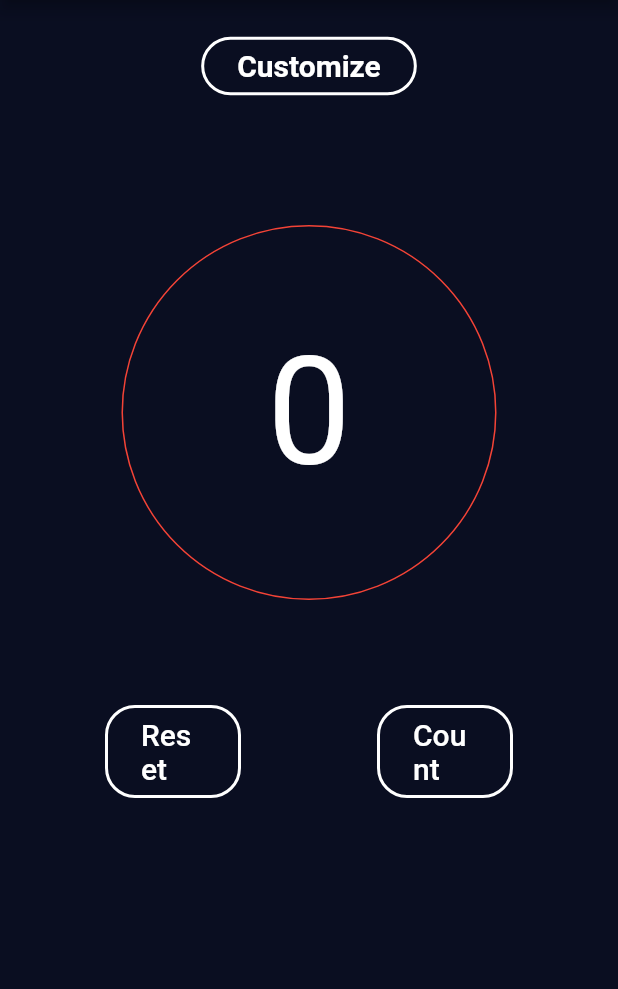
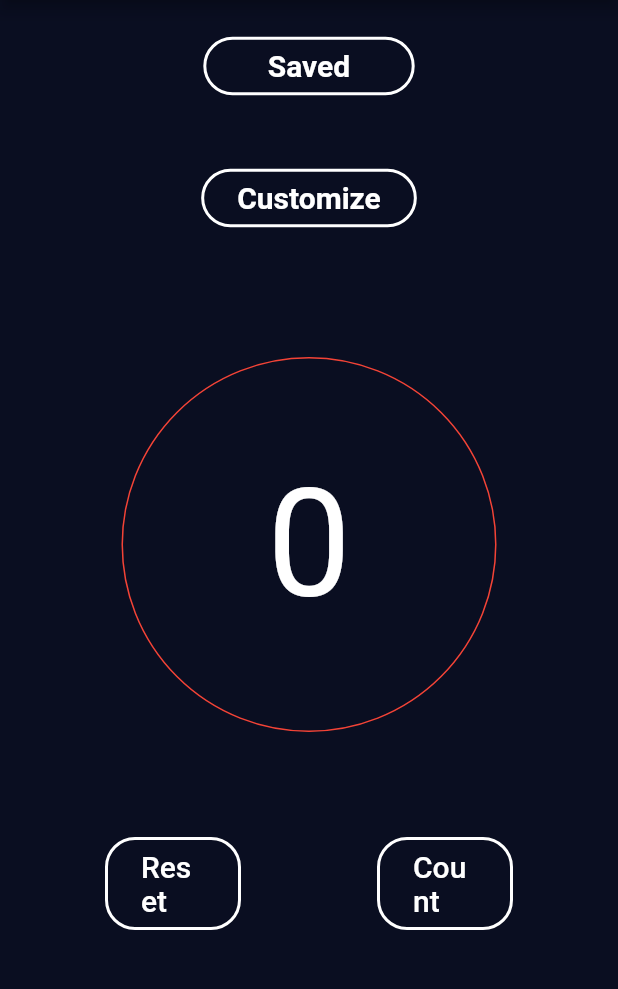
Before and after one commit to hamzarehmandeveloper/Personal_Projects, a Flutter app: the screen it shows after launch, after a tap on "Reset", on a phone screen of 412 x 824 dp, the part 84-1073 px from its top. Run offline on Flutter 3.47's test engine with Material 2 defaults, Android fonts, the phone set to English and light mode, and no system bars; our stand-ins replace assets_audio_player, font_awesome_flutter, rflutter_alert, shared_preferences.

Commit message:
saved page navigation done

```diff
--- a/tasbeehapp/lib/main.dart
+++ b/tasbeehapp/lib/main.dart
@@ -1,5 +1,6 @@
 import 'package:flutter/material.dart';
 import 'package:tasbeehapp/sharedPref.dart';
+import 'package:tasbeehapp/Saved.dart';
 
 void main() {
   runApp(Tasbeeh());
@@ -50,6 +51,12 @@ class _mainpageState extends State<mainpage> {
     setState(() {
       _count = 0;
     });
+    int i = tnameclass.indexWhere((element) => element.name == Tname);
+    tnameclass[i].count = _count;
+    tnameclass.forEach((element) {
+      print(element.name +' = '+ element.count.toString());
+    });
+    sharedPref.save('tName', tnameclass);
   }
 
   getSavedT() async {
@@ -109,6 +116,34 @@ class _mainpageState extends State<mainpage> {
       body: Column(
         crossAxisAlignment: CrossAxisAlignment.center,
         children: [
+          Padding(
+            padding: const EdgeInsets.all(20.0),
+            child: Container(
+              child: OutlinedButton(
+                style: OutlinedButton.styleFrom(
+                  shape: RoundedRectangleBorder(
+                    borderRadius: BorderRadius.circular(20.0),
+                  ),
+                  side: BorderSide(width: 2.0, color: Colors.white),
+                ),
+                child: Padding(
+                  padding: const EdgeInsets.only(top: 8.0,bottom: 8.0,left:27,right: 27),
+                  child: Text(
+                    'Saved',
+                    style: TextStyle(
+                        fontSize: 20.0,
+                        color: Colors.white,
+                        fontWeight: FontWeight.bold),
+                  ),
+                ),
+                onPressed: () {
+                  Navigator.push(context, MaterialPageRoute(builder: (context)=>savedpage(
+
+                  )));
+                },
+              ),
+            ),
+          ),
           Padding(
             padding: const EdgeInsets.all(20.0),
             child: Container(
@@ -227,6 +262,7 @@ class _mainpageState extends State<mainpage> {
 }
 
 class tName {
+  tName(this._name, this._count);
   String _name;
   int _count;
 
@@ -242,5 +278,5 @@ class tName {
     _count = value;
   }
 
-  tName(this._name, this._count);
+
 }
```
Also changed, not shown: tasbeehapp/lib/Saved.dart (+17 -0 lines).
